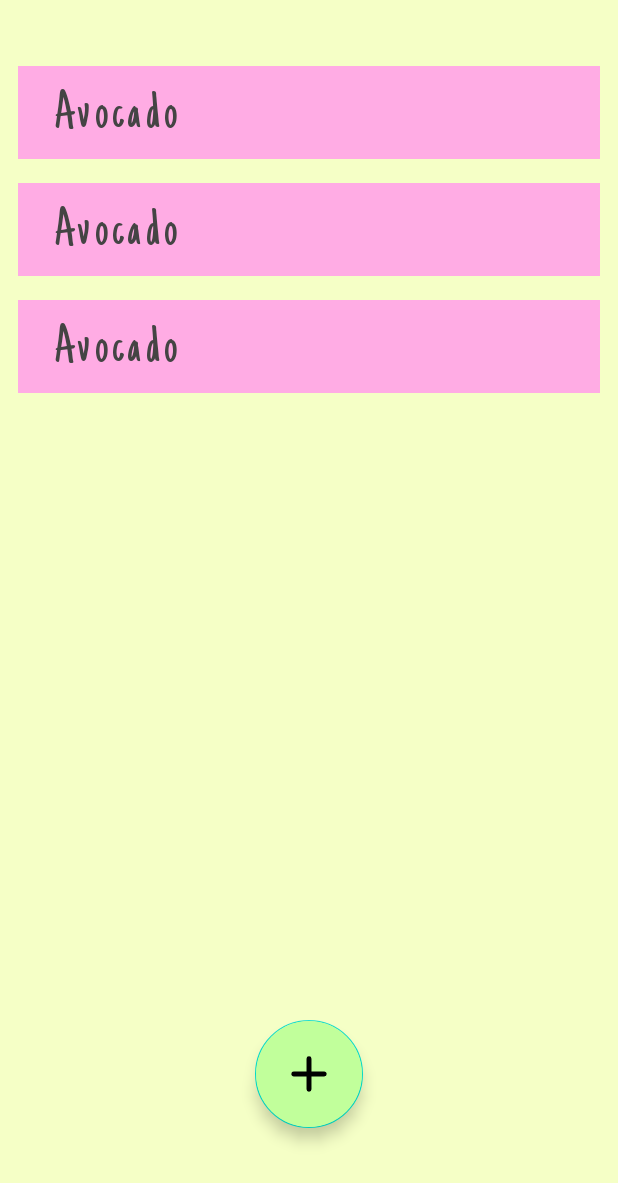
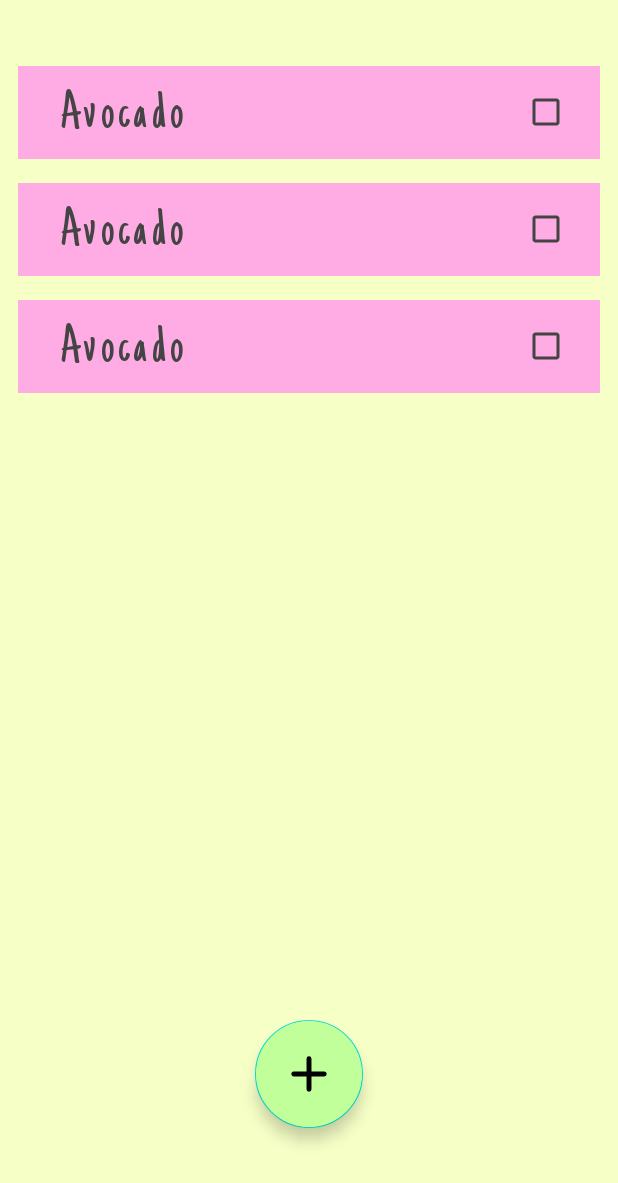
Before and after one commit to The-uncanny-valley/UnicornShoppingList, an Android app: the layout fragment_notes_list.xml on its own in the app's theme, with its tools: preview values and no code run, on a phone screen of 412 x 824 dp. Shown: the top 1183 px of the screen. Run offline under Robolectric (Android 15) with nearby library versions, the phone set to English and light mode, and no system bars.

Commit message:
feature: add completed notes support with checkbox and strikethrough styling
Updated Note entity, NotesDao, note_item layout, NotesAdapter, NotesListFragment, and NoteDatabase.
Added Room database migration to version 2 to support the new completed field.

```diff
--- a/app/src/main/java/com/example/unicornshoppinglist/NotesDao.java
+++ b/app/src/main/java/com/example/unicornshoppinglist/NotesDao.java
@@ -3,6 +3,8 @@ package com.example.unicornshoppinglist;
 import androidx.room.Dao;
 import androidx.room.Insert;
 import androidx.room.Query;
+import androidx.room.Update;
+
 import java.util.List;
 
 @Dao
@@ -16,4 +18,7 @@ public interface NotesDao {
 
     @Query("DELETE FROM notes WHERE id = :id")
     void remove(int id);
+
+    @Update
+    void update(Note note);
 }
--- a/app/src/main/res/layout/note_item.xml
+++ b/app/src/main/res/layout/note_item.xml
@@ -1,17 +1,38 @@
 <?xml version="1.0" encoding="utf-8"?>
-<TextView xmlns:android="http://schemas.android.com/apk/res/android"
+<LinearLayout xmlns:android="http://schemas.android.com/apk/res/android"
     xmlns:tools="http://schemas.android.com/tools"
-    android:id="@+id/textViewNote"
+    android:id="@+id/linearLayoutNote"
     android:layout_width="match_parent"
     android:layout_height="wrap_content"
     android:layout_marginHorizontal="12dp"
     android:layout_marginVertical="8dp"
-    android:fontFamily="@font/justanotherhand_regular"
-    android:letterSpacing="0.08"
-    android:paddingHorizontal="24dp"
-    android:paddingVertical="8dp"
-    android:textColor="@color/on_primary"
-    android:textSize="36sp"
-    tools:background="@color/surface_default"
-    tools:text="Avocado"
-    />
+    android:gravity="center_vertical"
+    android:orientation="horizontal"
+    tools:background="@color/surface_default">
+
+    <TextView
+        android:id="@+id/textViewNote"
+        android:layout_width="0dp"
+        android:layout_height="wrap_content"
+        android:layout_marginHorizontal="12dp"
+        android:layout_marginVertical="8dp"
+        android:layout_weight="1"
+        android:fontFamily="@font/justanotherhand_regular"
+        android:letterSpacing="0.08"
+        android:paddingHorizontal="16dp"
+        android:textColor="@color/on_primary"
+        android:textSize="36sp"
+        tools:background="@color/surface_default"
+        tools:text="Avocado" />
+
+    <CheckBox
+        android:id="@+id/checkBoxNote"
+        android:layout_width="wrap_content"
+        android:layout_height="wrap_content"
+        android:layout_marginEnd="12dp"
+        android:buttonTint="@color/on_primary"
+        android:clickable="true"
+        android:focusable="true"
+        android:focusableInTouchMode="false" />
+
+</LinearLayout>
```
Also changed, not shown: app/src/main/java/com/example/unicornshoppinglist/Note.java (+11 -0 lines), app/src/main/java/com/example/unicornshoppinglist/NoteDatabase.java (+13 -2 lines), app/src/main/java/com/example/unicornshoppinglist/NotesAdapter.java (+47 -8 lines), app/src/main/java/com/example/unicornshoppinglist/NotesListFragment.java (+8 -0 lines).
